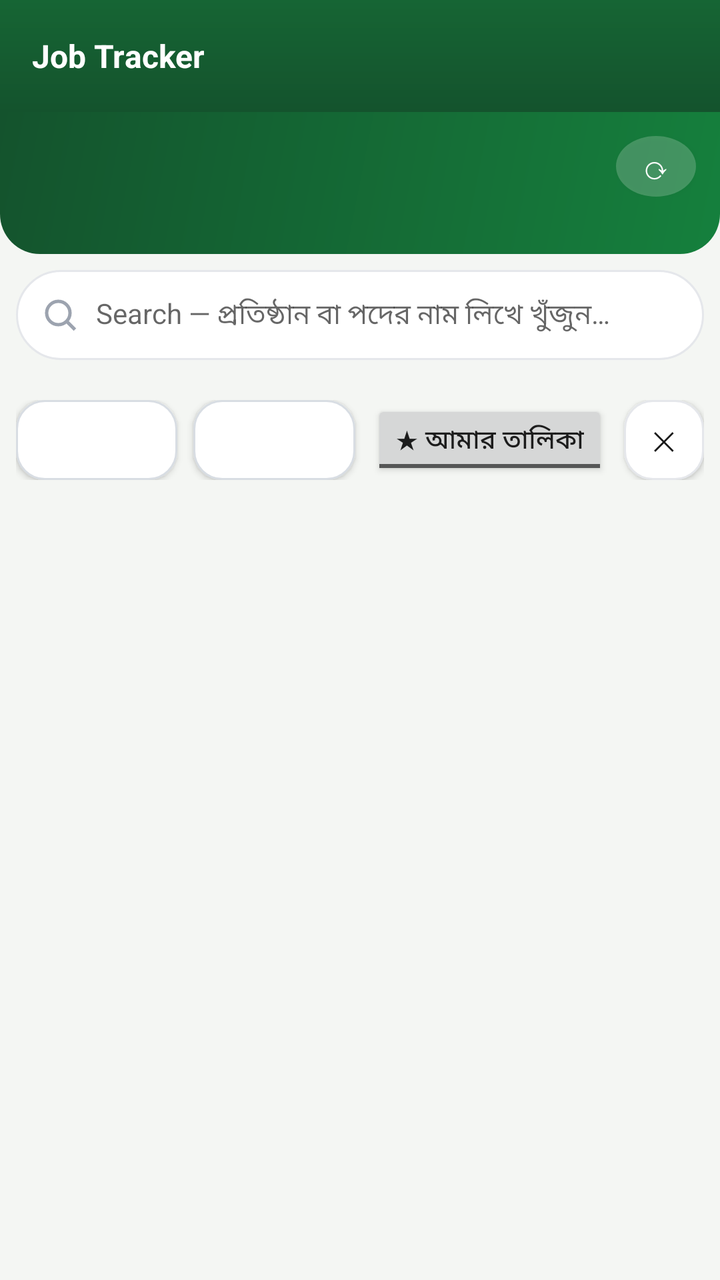
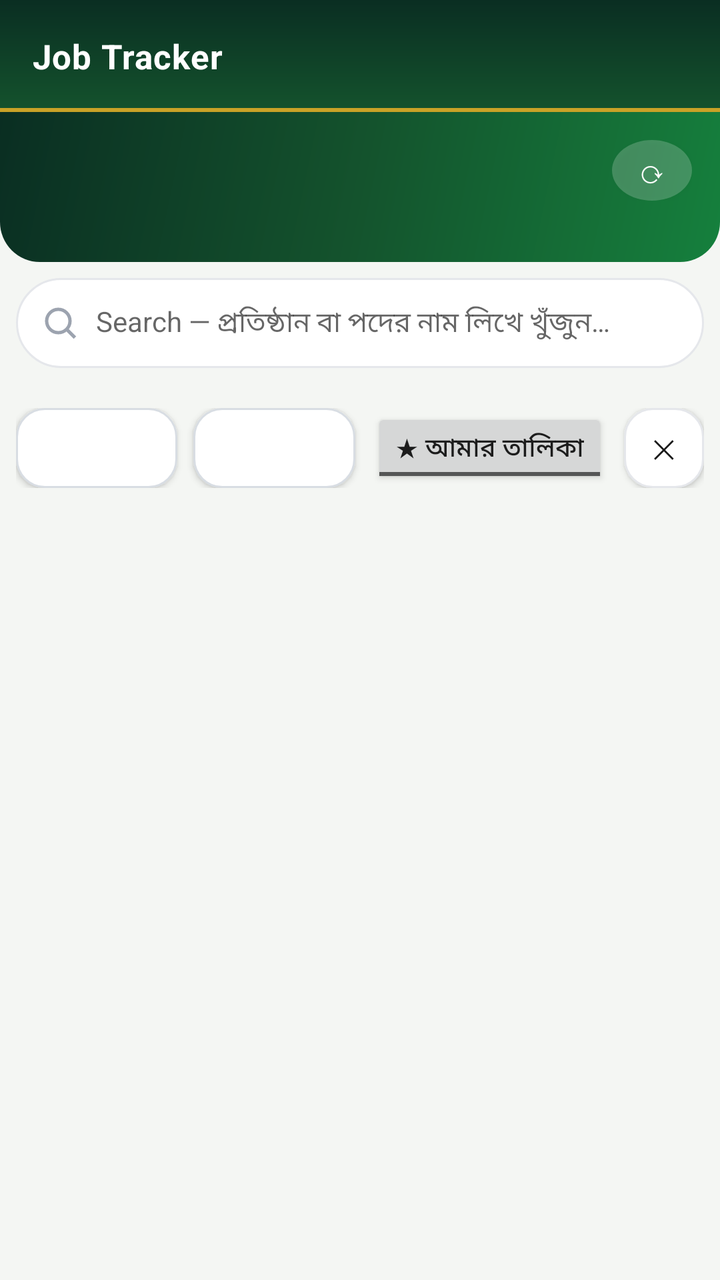

Before-and-after screenshots of an Android layout around one commit, followed by the original layout XML and the change that was made.
<!-- AndroidManifest.xml: application theme AppTheme -->
<!-- res/layout/activity_main.xml -->
<?xml version="1.0" encoding="utf-8"?>
<LinearLayout xmlns:android="http://schemas.android.com/apk/res/android"
    android:layout_width="match_parent"
    android:layout_height="match_parent"
    android:orientation="vertical"
    android:background="@color/bg"
    android:fitsSystemWindows="true">

    <android.widget.Toolbar
        android:id="@+id/toolbar"
        android:layout_width="match_parent"
        android:layout_height="?android:attr/actionBarSize"
        android:background="@drawable/toolbar_bg"
        android:titleTextColor="#ffffff"
        android:titleTextAppearance="@style/ToolbarTitle"
        android:title="@string/app_name" />

    <LinearLayout
        android:id="@+id/updateBanner"
        android:layout_width="match_parent"
        android:layout_height="wrap_content"
        android:orientation="horizontal"
        android:background="@drawable/banner_bg"
        android:layout_margin="8dp"
        android:padding="10dp"
        android:visibility="gone">
        <TextView
            android:id="@+id/updateText"
            android:layout_width="0dp"
            android:layout_height="wrap_content"
            android:layout_weight="1"
            android:textColor="@color/warn_text"
            android:textSize="14sp" />
        <Button
            android:id="@+id/updateBtn"
            android:layout_width="wrap_content"
            android:layout_height="wrap_content"
            android:minHeight="0dp"
            android:minWidth="0dp"
            android:background="@drawable/btn_primary"
            android:elevation="2dp"
            android:textColor="#ffffff"
            android:text="আপডেট করুন (Update)"
            android:textSize="13sp"
            android:textStyle="bold" />
        <Button
            android:id="@+id/updateDismiss"
            android:layout_width="40dp"
            android:layout_height="40dp"
            android:minHeight="0dp"
            android:minWidth="0dp"
            android:background="@drawable/btn_ghost"
            android:textColor="@color/text_dark"
            android:text="✕"
            android:textSize="13sp" />
    </LinearLayout>

    
    <LinearLayout
        android:layout_width="match_parent"
        android:layout_height="wrap_content"
        android:orientation="vertical"
        android:background="@drawable/hero_bg"
        android:padding="12dp">
        <LinearLayout
            android:layout_width="match_parent"
            android:layout_height="wrap_content"
            android:orientation="horizontal"
            android:gravity="center_vertical">
            <TextView
                android:id="@+id/heroStats"
                android:layout_width="0dp"
                android:layout_height="wrap_content"
                android:layout_weight="1"
                android:textColor="#d1fae5"
                android:textSize="12sp" />
            <Button
                android:id="@+id/refreshBtn"
                android:layout_width="wrap_content"
                android:layout_height="wrap_content"
                android:minWidth="0dp"
                android:minHeight="0dp"
                android:background="@drawable/drawer_close_bg"
                android:textColor="#ffffff"
                android:text="⟳"
                android:textSize="16sp"
                android:contentDescription="এখনই নতুন সার্কুলার খুঁজুন (Refresh)"
                android:paddingLeft="12dp"
                android:paddingRight="12dp"
                android:paddingTop="4dp"
                android:paddingBottom="4dp"
                android:layout_marginLeft="8dp" />
        </LinearLayout>
        <TextView
            android:id="@+id/heroCountdown"
            android:layout_width="match_parent"
            android:layout_height="wrap_content"
            android:textColor="#fef9c3"
            android:textSize="11sp"
            android:textStyle="bold"
            android:maxLines="2"
            android:ellipsize="end"
            android:lineSpacingMultiplier="1.1"
            android:layout_marginTop="2dp" />
    </LinearLayout>

    <EditText
        android:id="@+id/searchBox"
        android:layout_width="match_parent"
        android:layout_height="wrap_content"
        android:hint="@string/search_hint"
        android:inputType="text"
        android:textSize="14sp"
        android:layout_margin="8dp"
        android:background="@drawable/search_bg"
        android:drawableStart="@drawable/ic_search"
        android:drawablePadding="8dp"
        android:padding="12dp" />

    <HorizontalScrollView
        android:layout_width="match_parent"
        android:layout_height="wrap_content"
        android:scrollbars="none">
        <LinearLayout
            android:id="@+id/typeChips"
            android:layout_width="wrap_content"
            android:layout_height="wrap_content"
            android:orientation="horizontal"
            android:paddingLeft="8dp"
            android:paddingRight="8dp" />
    </HorizontalScrollView>

    <HorizontalScrollView
        android:layout_width="match_parent"
        android:layout_height="wrap_content"
        android:scrollbars="none"
        android:layout_marginTop="4dp">
        <LinearLayout
            android:id="@+id/qualChips"
            android:layout_width="wrap_content"
            android:layout_height="wrap_content"
            android:orientation="horizontal"
            android:paddingLeft="8dp"
            android:paddingRight="8dp" />
    </HorizontalScrollView>

    
    <LinearLayout
        android:layout_width="match_parent"
        android:layout_height="wrap_content"
        android:orientation="horizontal"
        android:gravity="center_vertical"
        android:padding="8dp">
        <Button
            android:id="@+id/sortBtn"
            android:layout_width="0dp"
            android:layout_height="40dp"
            android:layout_weight="1"
            android:minHeight="0dp"
            android:minWidth="0dp"
            android:background="@drawable/dropdown_bg"
            android:textColor="@color/text_dark"
            android:textSize="13sp"
            android:gravity="center" />
        <Button
            android:id="@+id/gradeBtn"
            android:layout_width="0dp"
            android:layout_height="40dp"
            android:layout_weight="1"
            android:minHeight="0dp"
            android:minWidth="0dp"
            android:background="@drawable/dropdown_bg"
            android:textColor="@color/text_dark"
            android:textSize="13sp"
            android:gravity="center"
            android:layout_marginLeft="8dp" />
        <ToggleButton
            android:id="@+id/shortlistOnly"
            android:layout_width="wrap_content"
            android:layout_height="40dp"
            android:minHeight="0dp"
            android:minWidth="0dp"
            android:textOn="★ আমার তালিকা"
            android:textOff="★ আমার তালিকা"
            android:text="★ আমার তালিকা"
            android:textSize="13sp"
            android:layout_marginLeft="8dp" />
        <Button
            android:id="@+id/clearFilters"
            android:layout_width="40dp"
            android:layout_height="40dp"
            android:minHeight="0dp"
            android:minWidth="0dp"
            android:background="@drawable/btn_ghost"
            android:textColor="@color/text_dark"
            android:text="✕"
            android:textSize="13sp"
            android:layout_marginLeft="8dp" />
    </LinearLayout>

    
    <FrameLayout
        android:layout_width="match_parent"
        android:layout_height="0dp"
        android:layout_weight="1">
        <ListView
            android:id="@+id/list"
            android:layout_width="match_parent"
            android:layout_height="match_parent"
            android:divider="@android:color/transparent"
            android:dividerHeight="8dp"
            android:paddingLeft="8dp"
            android:paddingRight="8dp"
            android:paddingBottom="16dp"
            android:clipToPadding="false" />

        <ProgressBar
            android:id="@+id/loading"
            android:layout_width="wrap_content"
            android:layout_height="wrap_content"
            android:layout_gravity="center"
            android:indeterminateTint="@color/green"
            android:visibility="gone" />

        <TextView
            android:id="@+id/emptyView"
            android:layout_width="match_parent"
            android:layout_height="wrap_content"
            android:layout_gravity="center"
            android:gravity="center"
            android:drawableTop="@drawable/ic_empty"
            android:drawablePadding="12dp"
            android:padding="24dp"
            android:text="কোনো সার্কুলার পাওয়া যায়নি।"
            android:textColor="@color/text_grey"
            android:textSize="14sp"
            android:visibility="gone" />
    </FrameLayout>
</LinearLayout>
<!-- resources referenced by this layout -->
<resources>
  <color name="bg">#f4f6f3</color>
  <color name="green">#16a34a</color>
  <color name="text_dark">#1a1a1a</color>
  <color name="text_grey">#5f6368</color>
  <color name="warn_text">#7c2d12</color>
  <!-- drawable btn_ghost (drawable) -->
  <?xml version="1.0" encoding="utf-8"?>
  <selector xmlns:android="http://schemas.android.com/apk/res/android">
      <item android:state_pressed="true" android:drawable="@drawable/btn_ghost_pressed" />
      <item android:drawable="@drawable/btn_ghost_normal" />
  </selector>
  <!-- drawable btn_primary (drawable) -->
  <?xml version="1.0" encoding="utf-8"?>
  <selector xmlns:android="http://schemas.android.com/apk/res/android">
      <item android:state_pressed="true" android:drawable="@drawable/btn_primary_pressed" />
      <item android:drawable="@drawable/btn_primary_normal" />
  </selector>
  <!-- drawable drawer_close_bg (drawable) -->
  <?xml version="1.0" encoding="utf-8"?>
  <shape xmlns:android="http://schemas.android.com/apk/res/android"
      android:shape="oval">
      <solid android:color="#33FFFFFF" />
  </shape>
  <!-- drawable dropdown_bg (drawable) -->
  <?xml version="1.0" encoding="utf-8"?>
  <selector xmlns:android="http://schemas.android.com/apk/res/android">
      <item android:state_pressed="true" android:drawable="@drawable/dropdown_pressed" />
      <item android:drawable="@drawable/dropdown_normal" />
  </selector>
  <!-- drawable hero_bg (drawable) -->
  <?xml version="1.0" encoding="utf-8"?>
  <shape xmlns:android="http://schemas.android.com/apk/res/android"
      android:shape="rectangle">
      <gradient
          android:angle="315"
          android:startColor="#14532d"
          android:endColor="#15803d"
          android:type="linear" />
      <corners
          android:topLeftRadius="0dp"
          android:topRightRadius="0dp"
          android:bottomLeftRadius="20dp"
          android:bottomRightRadius="20dp" />
  </shape>
  <!-- drawable toolbar_bg (drawable) -->
  <?xml version="1.0" encoding="utf-8"?>
  <shape xmlns:android="http://schemas.android.com/apk/res/android"
      android:shape="rectangle">
      <gradient
          android:angle="270"
          android:startColor="#166534"
          android:endColor="#14532d"
          android:type="linear" />
  </shape>
  <string name="app_name">Job Tracker</string>
  <string name="search_hint">Search — প্রতিষ্ঠান বা পদের নাম লিখে খুঁজুন…</string>
  <style name="ToolbarTitle">
          <item name="android:textSize">16sp</item>
          <item name="android:textStyle">bold</item>
      </style>
  <color name="amber_bg">#fffbeb</color>
  <color name="amber_border">#fde68a</color>
  <!-- drawable btn_primary_pressed (drawable) -->
  <?xml version="1.0" encoding="utf-8"?>
  <shape xmlns:android="http://schemas.android.com/apk/res/android"
      android:shape="rectangle">
      <gradient
          android:angle="270"
          android:startColor="#16a34a"
          android:endColor="#15803d"
          android:type="linear" />
      <corners android:radius="14dp" />
  </shape>
  <!-- drawable btn_primary_normal (drawable) -->
  <?xml version="1.0" encoding="utf-8"?>
  <shape xmlns:android="http://schemas.android.com/apk/res/android"
      android:shape="rectangle">
      <gradient
          android:angle="270"
          android:startColor="#22c55e"
          android:endColor="#16a34a"
          android:type="linear" />
      <corners android:radius="14dp" />
  </shape>
  <color name="green_dark">#14532d</color>
  <!-- unchanged entries left out for length: 9 -->
</resources>

<!-- the commit's change to res/layout/activity_main.xml (unified diff, before → after) -->
@@ -61,7 +61,7 @@
         android:layout_height="wrap_content"
         android:orientation="vertical"
         android:background="@drawable/hero_bg"
-        android:padding="12dp">
+        android:padding="14dp">
         <LinearLayout
             android:layout_width="match_parent"
             android:layout_height="wrap_content"
<!-- resource entries referenced after the edit -->
@@ -35,8 +35,9 @@
       android:shape="rectangle">
       <gradient
           android:angle="315"
-          android:startColor="#14532d"
-          android:endColor="#15803d"
+          android:startColor="@color/green_deep"
+          android:centerColor="@color/green_dark"
+          android:endColor="@color/green_mid"
           android:type="linear" />
       <corners
           android:topLeftRadius="0dp"
@@ -46,19 +47,29 @@
   </shape>
   <!-- drawable toolbar_bg (drawable) -->
   <?xml version="1.0" encoding="utf-8"?>
-  <shape xmlns:android="http://schemas.android.com/apk/res/android"
-      android:shape="rectangle">
-      <gradient
-          android:angle="270"
-          android:startColor="#166534"
-          android:endColor="#14532d"
-          android:type="linear" />
-  </shape>
+  <layer-list xmlns:android="http://schemas.android.com/apk/res/android">
+      <item>
+          <shape android:shape="rectangle">
+              <gradient
+                  android:angle="270"
+                  android:startColor="@color/green_deep"
+                  android:endColor="@color/green_dark"
+                  android:type="linear" />
+          </shape>
+      </item>
+      <item android:gravity="bottom">
+          <shape android:shape="rectangle">
+              <solid android:color="@color/gold" />
+              <size android:height="2dp" />
+          </shape>
+      </item>
+  </layer-list>
   <string name="app_name">Job Tracker</string>
   <string name="search_hint">Search — প্রতিষ্ঠান বা পদের নাম লিখে খুঁজুন…</string>
   <style name="ToolbarTitle">
-          <item name="android:textSize">16sp</item>
+          <item name="android:textSize">17sp</item>
           <item name="android:textStyle">bold</item>
+          <item name="android:letterSpacing">0.02</item>
       </style>
   <color name="amber_bg">#fffbeb</color>
   <color name="amber_border">#fde68a</color>
@@ -68,8 +79,8 @@
       android:shape="rectangle">
       <gradient
           android:angle="270"
-          android:startColor="#16a34a"
-          android:endColor="#15803d"
+          android:startColor="@color/green_dark"
+          android:endColor="@color/green_deep"
           android:type="linear" />
       <corners android:radius="14dp" />
   </shape>
@@ -79,12 +90,15 @@
       android:shape="rectangle">
       <gradient
           android:angle="270"
-          android:startColor="#22c55e"
-          android:endColor="#16a34a"
+          android:startColor="@color/green"
+          android:endColor="@color/green_dark"
           android:type="linear" />
       <corners android:radius="14dp" />
   </shape>
+  <color name="green_deep">#0a2e22</color>
   <color name="green_dark">#14532d</color>
+  <color name="green_mid">#15803d</color>
+  <color name="gold">#c9a227</color>
   <!-- unchanged entries left out for length: 9 -->
 </resources>
 
